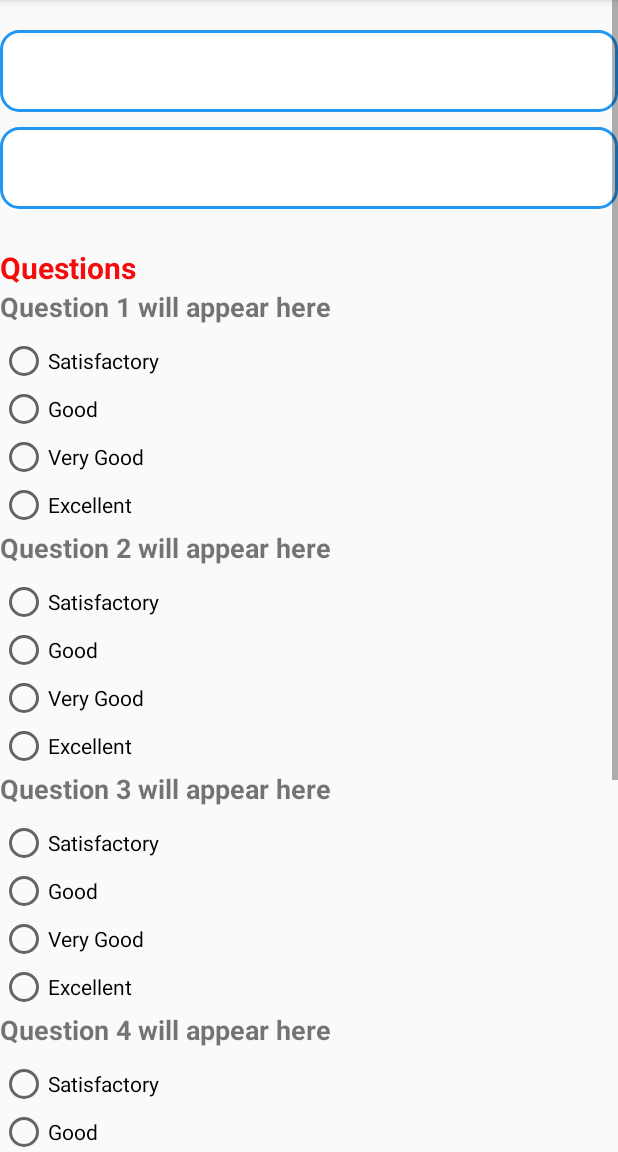
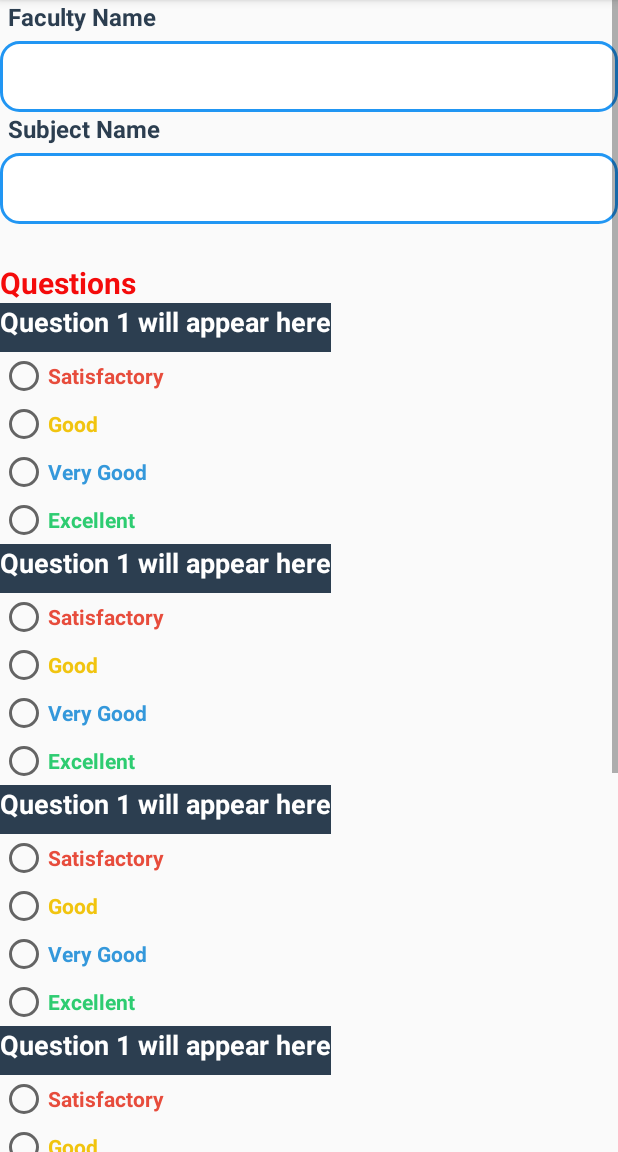
Before and after one commit to Intership-Project/Android-Frontend, an Android app: the FeedbackFormActivity screen opened directly, with no data from a screen before it, on a phone screen of 412 x 824 dp, the part 84-1236 px from its top. Run offline under Robolectric (Android 15) with nearby library versions, the phone set to English and light mode, and no system bars.

Commit message:
ui changed

```diff
--- a/app/src/main/res/layout/activity_feedback_form.xml
+++ b/app/src/main/res/layout/activity_feedback_form.xml
@@ -17,47 +17,74 @@
             android:layout_height="wrap_content"
             android:orientation="vertical">
 
+
+            <!-- Faculty Label -->
+            <TextView
+                android:layout_width="wrap_content"
+                android:layout_height="wrap_content"
+                android:text="Faculty Name"
+                android:textSize="16sp"
+                android:textColor="#2C3E50"
+                android:paddingStart="5dp"
+                android:textStyle="bold"/>
+
             <!-- Faculty Name -->
             <TextView
                 android:id="@+id/txtfaculty"
                 android:layout_width="match_parent"
                 android:layout_height="wrap_content"
-                android:text=""
-                android:textSize="25sp"
+                android:layout_marginTop="5dp"
                 android:background="@drawable/rounded_edittext"
                 android:padding="10dp"
-                android:layout_marginTop="20dp" />
+                android:text=""
+                android:textSize="20sp"
+                android:textColor="#34495E"/>
+
+
+            <!-- Subject Label -->
+            <TextView
+                android:layout_width="wrap_content"
+                android:layout_height="wrap_content"
+                android:text="Subject Name"
+                android:textSize="16sp"
+                android:textColor="#2C3E50"
+                android:paddingStart="5dp"
+                android:textStyle="bold"/>
 
             <!-- Subject Name -->
             <TextView
                 android:id="@+id/txtsubject"
                 android:layout_width="match_parent"
                 android:layout_height="wrap_content"
-                android:text=""
-                android:textSize="25sp"
+                android:layout_marginTop="5dp"
                 android:background="@drawable/rounded_edittext"
                 android:padding="10dp"
-                android:layout_marginTop="10dp" />
+                android:text=""
+                android:textSize="20sp"
+                android:textColor="#34495E"/>
 
             <!-- Questions Header -->
             <TextView
                 android:layout_width="wrap_content"
                 android:layout_height="wrap_content"
+                android:layout_marginTop="25dp"
                 android:text="Questions"
                 android:textColor="#F40B0B"
-                android:textStyle="bold"
                 android:textSize="20sp"
-                android:layout_marginTop="25dp" />
+                android:textStyle="bold" />
 
             <!-- Question 1 -->
             <TextView
                 android:id="@+id/tvQuestion1"
                 android:layout_width="wrap_content"
                 android:layout_height="wrap_content"
+                android:background="#2C3E50"
+                android:paddingBottom="8dp"
                 android:text="Question 1 will appear here"
+                android:textColor="#FFFFFF"
                 android:textSize="18sp"
-                android:textStyle="bold"
-                android:paddingBottom="8dp" />
+                android:textStyle="bold" /> <!-- White text for contrast -->
+
 
             <RadioGroup
                 android:id="@+id/rgOptions1"
@@ -65,10 +92,37 @@
                 android:layout_height="wrap_content"
                 android:orientation="vertical">
 
-                <RadioButton android:id="@+id/rbQ1Option1" android:layout_width="wrap_content" android:layout_height="wrap_content" android:text="Satisfactory"/>
-                <RadioButton android:id="@+id/rbQ1Option2" android:layout_width="wrap_content" android:layout_height="wrap_content" android:text="Good"/>
-                <RadioButton android:id="@+id/rbQ1Option3" android:layout_width="wrap_content" android:layout_height="wrap_content" android:text="Very Good"/>
-                <RadioButton android:id="@+id/rbQ1Option4" android:layout_width="wrap_content" android:layout_height="wrap_content" android:text="Excellent"/>
+                <RadioButton
+                    android:id="@+id/rbQ1Option1"
+                    android:layout_width="wrap_content"
+                    android:layout_height="wrap_content"
+                    android:text="Satisfactory"
+                    android:textStyle="bold"
+                    android:textColor="#E74C3C"/>
+
+                <RadioButton
+                    android:id="@+id/rbQ1Option2"
+                    android:layout_width="wrap_content"
+                    android:layout_height="wrap_content"
+                    android:text="Good"
+                    android:textColor="#F1C40F"
+                    android:textStyle="bold"/>
+
+                <RadioButton
+                    android:id="@+id/rbQ1Option3"
+                    android:layout_width="wrap_content"
+                    android:layout_height="wrap_content"
+                    android:text="Very Good"
+                    android:textColor="#3498DB"
+                    android:textStyle="bold"/>
+
+                <RadioButton
+                    android:id="@+id/rbQ1Option4"
+                    android:layout_width="wrap_content"
+                    android:layout_height="wrap_content"
+                    android:text="Excellent"
+                    android:textColor="#2ECC71"
+                    android:textStyle="bold"/>
             </RadioGroup>
 
             <!-- Question 2 -->
@@ -76,10 +130,13 @@
                 android:id="@+id/tvQuestion2"
                 android:layout_width="wrap_content"
                 android:layout_height="wrap_content"
-                android:text="Question 2 will appear here"
+                android:background="#2C3E50"
+                android:paddingBottom="8dp"
+                android:text="Question 1 will appear here"
+                android:textColor="#FFFFFF"
                 android:textSize="18sp"
-                android:textStyle="bold"
-                android:paddingBottom="8dp" />
+                android:textStyle="bold" /> <!-- White text for contrast -->
+
 
             <RadioGroup
                 android:id="@+id/rgOptions2"
@@ -87,10 +144,37 @@
                 android:layout_height="wrap_content"
                 android:orientation="vertical">
 
-                <RadioButton android:id="@+id/rbQ2Option1" android:layout_width="wrap_content" android:layout_height="wrap_content" android:text="Satisfactory"/>
-                <RadioButton android:id="@+id/rbQ2Option2" android:layout_width="wrap_content" android:layout_height="wrap_content" android:text="Good"/>
-                <RadioButton android:id="@+id/rbQ2Option3" android:layout_width="wrap_content" android:layout_height="wrap_content" android:text="Very Good"/>
-                <RadioButton android:id="@+id/rbQ2Option4" android:layout_width="wrap_content" android:layout_height="wrap_content" android:text="Excellent"/>
+                <RadioButton
+                    android:id="@+id/rbQ2Option1"
+                    android:layout_width="wrap_content"
+                    android:layout_height="wrap_content"
+                    android:text="Satisfactory"
+                    android:textStyle="bold"
+                    android:textColor="#E74C3C"/>
+
+                <RadioButton
+                    android:id="@+id/rbQ2Option2"
+                    android:layout_width="wrap_content"
+                    android:layout_height="wrap_content"
+                    android:text="Good"
+                    android:textColor="#F1C40F"
+                    android:textStyle="bold"/>
+
+                <RadioButton
+                    android:id="@+id/rbQ2Option3"
+                    android:layout_width="wrap_content"
+                    android:layout_height="wrap_content"
+                    android:text="Very Good"
+                    android:textColor="#3498DB"
+                    android:textStyle="bold"/>
+
+                <RadioButton
+                    android:id="@+id/rbQ2Option4"
+                    android:layout_width="wrap_content"
+                    android:layout_height="wrap_content"
+                    android:text="Excellent"
+                    android:textColor="#2ECC71"
+                    android:textStyle="bold"/>
             </RadioGroup>
 
             <!-- Question 3 -->
@@ -98,10 +182,13 @@
                 android:id="@+id/tvQuestion3"
                 android:layout_width="wrap_content"
                 android:layout_height="wrap_content"
-                android:text="Question 3 will appear here"
+                android:background="#2C3E50"
+                android:paddingBottom="8dp"
+                android:text="Question 1 will appear here"
+                android:textColor="#FFFFFF"
                 android:textSize="18sp"
-                android:textStyle="bold"
-                android:paddingBottom="8dp" />
+                android:textStyle="bold" /> <!-- White text for contrast -->
+
 
             <RadioGroup
                 android:id="@+id/rgOptions3"
@@ -109,10 +196,37 @@
                 android:layout_height="wrap_content"
                 android:orientation="vertical">
 
-                <RadioButton android:id="@+id/rbQ3Option1" android:layout_width="wrap_content" android:layout_height="wrap_content" android:text="Satisfactory"/>
-                <RadioButton android:id="@+id/rbQ3Option2" android:layout_width="wrap_content" android:layout_height="wrap_content" android:text="Good"/>
-                <RadioButton android:id="@+id/rbQ3Option3" android:layout_width="wrap_content" android:layout_height="wrap_content" android:text="Very Good"/>
-                <RadioButton android:id="@+id/rbQ3Option4" android:layout_width="wrap_content" android:layout_height="wrap_content" android:text="Excellent"/>
+                <RadioButton
+                    android:id="@+id/rbQ3Option1"
+                    android:layout_width="wrap_content"
+                    android:layout_height="wrap_content"
+                    android:text="Satisfactory"
+                    android:textStyle="bold"
+                    android:textColor="#E74C3C"/>
+
+                <RadioButton
+                    android:id="@+id/rbQ3Option2"
+                    android:layout_width="wrap_content"
+                    android:layout_height="wrap_content"
+                    android:text="Good"
+                    android:textColor="#F1C40F"
+                    android:textStyle="bold"/>
+
+                <RadioButton
+                    android:id="@+id/rbQ3Option3"
+                    android:layout_width="wrap_content"
+                    android:layout_height="wrap_content"
+                    android:text="Very Good"
+                    android:textColor="#3498DB"
+                    android:textStyle="bold"/>
+
+                <RadioButton
+                    android:id="@+id/rbQ3Option4"
+                    android:layout_width="wrap_content"
+                    android:layout_height="wrap_content"
+                    android:text="Excellent"
+                    android:textColor="#2ECC71"
+                    android:textStyle="bold"/>
             </RadioGroup>
 
             <!-- Question 4 -->
@@ -120,10 +234,13 @@
                 android:id="@+id/tvQuestion4"
                 android:layout_width="wrap_content"
                 android:layout_height="wrap_content"
-                android:text="Question 4 will appear here"
+                android:background="#2C3E50"
+                android:paddingBottom="8dp"
+                android:text="Question 1 will appear here"
+                android:textColor="#FFFFFF"
                 android:textSize="18sp"
-                android:textStyle="bold"
-                android:paddingBottom="8dp" />
+                android:textStyle="bold" /> <!-- White text for contrast -->
+
 
             <RadioGroup
                 android:id="@+id/rgOptions4"
@@ -131,10 +248,37 @@
                 android:layout_height="wrap_content"
                 android:orientation="vertical">
 
-                <RadioButton android:id="@+id/rbQ4Option1" android:layout_width="wrap_content" android:layout_height="wrap_content" android:text="Satisfactory"/>
-                <RadioButton android:id="@+id/rbQ4Option2" android:layout_width="wrap_content" android:layout_height="wrap_content" android:text="Good"/>
-                <RadioButton android:id="@+id/rbQ4Option3" android:layout_width="wrap_content" android:layout_height="wrap_content" android:text="Very Good"/>
-                <RadioButton android:id="@+id/rbQ4Option4" android:layout_width="wrap_content" android:layout_height="wrap_content" android:text="Excellent"/>
+                <RadioButton
+                    android:id="@+id/rbQ4Option1"
+                    android:layout_width="wrap_content"
+                    android:layout_height="wrap_content"
+                    android:text="Satisfactory"
+                    android:textStyle="bold"
+                    android:textColor="#E74C3C"/>
+
+                <RadioButton
+                    android:id="@+id/rbQ4Option2"
+                    android:layout_width="wrap_content"
+                    android:layout_height="wrap_content"
+                    android:text="Good"
+                    android:textColor="#F1C40F"
+                    android:textStyle="bold"/>
+
+                <RadioButton
+                    android:id="@+id/rbQ4Option3"
+                    android:layout_width="wrap_content"
+                    android:layout_height="wrap_content"
+                    android:text="Very Good"
+                    android:textColor="#3498DB"
+                    android:textStyle="bold"/>
+
+                <RadioButton
+                    android:id="@+id/rbQ4Option4"
+                    android:layout_width="wrap_content"
+                    android:layout_height="wrap_content"
+                    android:text="Excellent"
+                    android:textColor="#2ECC71"
+                    android:textStyle="bold"/>
             </RadioGroup>
 
             <!-- Question 5 -->
@@ -142,10 +286,13 @@
                 android:id="@+id/tvQuestion5"
                 android:layout_width="wrap_content"
                 android:layout_height="wrap_content"
-                android:text="Question 5 will appear here"
+                android:background="#2C3E50"
+                android:paddingBottom="8dp"
+                android:text="Question 1 will appear here"
+                android:textColor="#FFFFFF"
                 android:textSize="18sp"
-                android:textStyle="bold"
-                android:paddingBottom="8dp" />
+                android:textStyle="bold" /> <!-- White text for contrast -->
+
 
             <RadioGroup
                 android:id="@+id/rgOptions5"
@@ -153,10 +300,37 @@
                 android:layout_height="wrap_content"
                 android:orientation="vertical">
 
-                <RadioButton android:id="@+id/rbQ5Option1" android:layout_width="wrap_content" android:layout_height="wrap_content" android:text="Satisfactory"/>
-                <RadioButton android:id="@+id/rbQ5Option2" android:layout_width="wrap_content" android:layout_height="wrap_content" android:text="Good"/>
-                <RadioButton android:id="@+id/rbQ5Option3" android:layout_width="wrap_content" android:layout_height="wrap_content" android:text="Very Good"/>
-                <RadioButton android:id="@+id/rbQ5Option4" android:layout_width="wrap_content" android:layout_height="wrap_content" android:text="Excellent"/>
+                <RadioButton
+                    android:id="@+id/rbQ5Option1"
+                    android:layout_width="wrap_content"
+                    android:layout_height="wrap_content"
+                    android:text="Satisfactory"
+                    android:textStyle="bold"
+                    android:textColor="#E74C3C"/>
+
+                <RadioButton
+                    android:id="@+id/rbQ5Option2"
+                    android:layout_width="wrap_content"
+                    android:layout_height="wrap_content"
+                    android:text="Good"
+                    android:textColor="#F1C40F"
+                    android:textStyle="bold"/>
+
+                <RadioButton
+                    android:id="@+id/rbQ5Option3"
+                    android:layout_width="wrap_content"
+                    android:layout_height="wrap_content"
+                    android:text="Very Good"
+                    android:textColor="#3498DB"
+                    android:textStyle="bold"/>
+
+                <RadioButton
+                    android:id="@+id/rbQ5Option4"
+                    android:layout_width="wrap_content"
+                    android:layout_height="wrap_content"
+                    android:text="Excellent"
+                    android:textColor="#2ECC71"
+                    android:textStyle="bold"/>
             </RadioGroup>
 
             <!-- Comment box -->
@@ -164,18 +338,18 @@
                 android:id="@+id/edtcomment"
                 android:layout_width="match_parent"
                 android:layout_height="50dp"
-                android:hint="Comment"
-                android:layout_marginTop="25dp"/>
+                android:layout_marginTop="25dp"
+                android:hint="Comment" />
 
             <Button
                 android:id="@+id/btnSubmit"
                 android:layout_width="match_parent"
                 android:layout_height="wrap_content"
-                android:text="Submit"
-                android:textColor="#FFFFFF"
+                android:layout_marginBottom="16dp"
                 android:background="@drawable/rounded_button"
                 android:padding="14dp"
-                android:layout_marginBottom="16dp"/>
+                android:text="Submit"
+                android:textColor="#FFFFFF" />
 
         </LinearLayout>
     </ScrollView>
```
